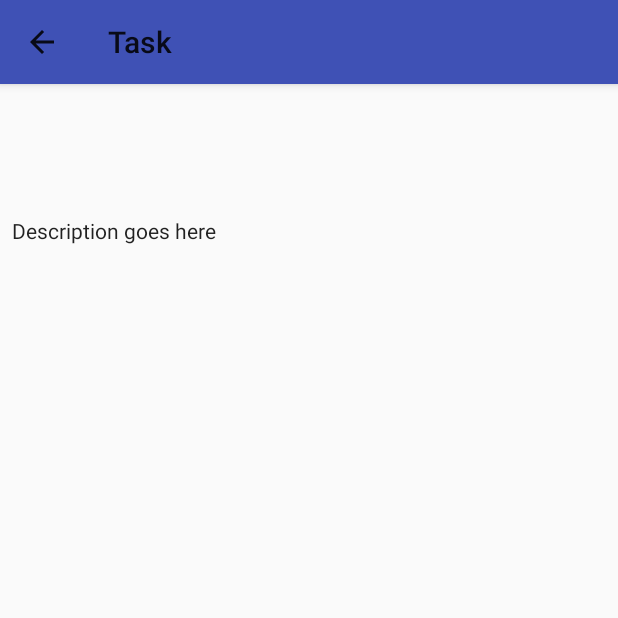
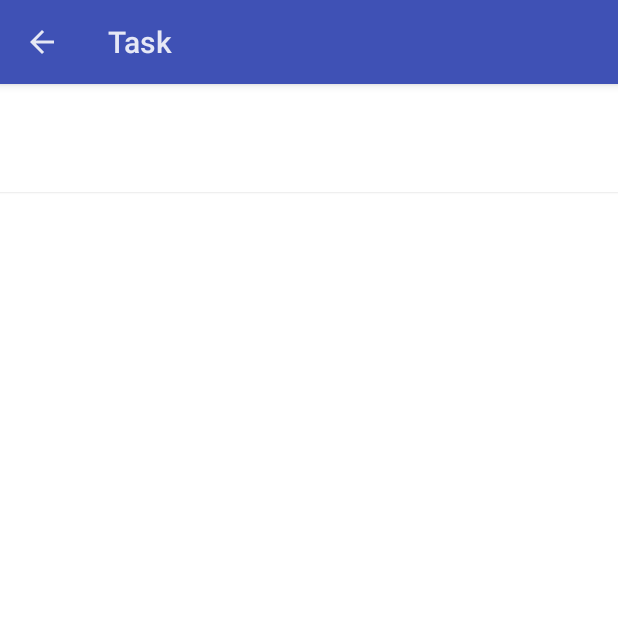
Before and after one commit to CMPUT301W18T18/werkify, an Android app: the ViewTaskActivity screen opened directly, with no data from a screen before it, on a phone screen of 412 x 824 dp, the top half of it. Run offline under Robolectric (Android 15) with nearby library versions, the phone set to English and light mode, and no system bars; 7 statements that could not run were skipped.

Commit message:
factor ViewTaskActivity layout

```diff
--- a/wrkify/app/src/main/res/layout/activity_view_task.xml
+++ b/wrkify/app/src/main/res/layout/activity_view_task.xml
@@ -23,6 +23,7 @@
     android:layout_width="match_parent"
     android:layout_height="match_parent"
     android:orientation="vertical"
+    android:background="@android:color/background_light"
     tools:context="ca.ualberta.cs.wrkify.ViewTaskActivity">
 
     <ScrollView
@@ -30,6 +31,7 @@
         android:layout_width="match_parent"
         android:layout_height="0dp"
         android:layout_weight="1"
+        android:background="@android:color/background_light"
         app:layout_constraintBottom_toTopOf="@+id/taskViewBottomSheetFrame"
         app:layout_constraintEnd_toEndOf="parent"
         app:layout_constraintStart_toStartOf="parent"
@@ -38,21 +40,24 @@
         <LinearLayout
             android:layout_width="match_parent"
             android:layout_height="wrap_content"
-            android:orientation="vertical">
+            android:orientation="vertical"
+            android:background="@android:color/background_light" >
 
             <android.support.constraint.ConstraintLayout
                 android:layout_width="match_parent"
                 android:layout_height="wrap_content"
-                android:layout_marginBottom="8dp"
-                android:layout_marginStart="12dp"
-                android:layout_marginTop="12dp">
+                android:background="@android:color/background_light"
+                android:elevation="1dp" >
 
                 <TextView
                     android:id="@+id/taskViewTitle"
                     android:layout_width="wrap_content"
                     android:layout_height="wrap_content"
-                    android:text="Task title"
+                    android:layout_marginTop="12dp"
+                    android:layout_marginStart="12dp"
+                    tools:text="Task title"
                     android:textAppearance="@android:style/TextAppearance.Material.Headline"
+                    app:layout_constraintTop_toTopOf="parent"
                     app:layout_constraintLeft_toRightOf="parent" />
 
                 <view
@@ -60,12 +65,16 @@
                     class="ca.ualberta.cs.wrkify.UserView"
                     android:layout_width="wrap_content"
                     android:layout_height="wrap_content"
+                    android:layout_marginStart="12dp"
+                    android:layout_marginBottom="8dp"
                     app:layout_constraintLeft_toRightOf="parent"
-                    app:layout_constraintTop_toBottomOf="@+id/taskViewTitle" />
+                    app:layout_constraintTop_toBottomOf="@+id/taskViewTitle"
+                    app:layout_constraintBottom_toBottomOf="parent" />
 
             </android.support.constraint.ConstraintLayout>
 
             <TextView
+                android:background="@android:color/background_light"
                 android:id="@+id/taskViewDescription"
                 style="@android:style/TextAppearance.Material.Body1"
                 android:layout_width="match_parent"
@@ -74,13 +83,7 @@
                 android:layout_marginLeft="8dp"
                 android:layout_marginRight="8dp"
                 android:layout_marginTop="16dp"
-                android:text="Description goes here" />
-
+                tools:text="Description goes here" />
         </LinearLayout>
     </ScrollView>
-    <FrameLayout
-        android:id="@+id/taskViewBottomSheetFrame"
-        android:layout_width="match_parent"
-        android:layout_height="wrap_content">
-    </FrameLayout>
 </LinearLayout>
--- a/wrkify/app/src/main/res/layout/activity_view_task_bottom_sheet_assigned.xml
+++ b/wrkify/app/src/main/res/layout/activity_view_task_bottom_sheet_assigned.xml
@@ -26,13 +26,13 @@
         style="@style/Widget.AppCompat.Button.Borderless"
         android:layout_width="match_parent"
         android:layout_height="wrap_content"
-        android:text="Mark task as done" />
+        android:text="@string/view_task_mark_done" />
 
     <Button
         android:id="@+id/taskViewBottomSheetButtonDeassign"
         style="@style/Widget.AppCompat.Button.Borderless"
         android:layout_width="match_parent"
         android:layout_height="wrap_content"
-        android:text="Deassign task"
+        android:text="@string/view_task_deassign"
         android:layout_marginBottom="8dp" />
 </LinearLayout>
--- a/wrkify/app/src/main/res/layout/activity_view_task_bottom_sheet_bid.xml
+++ b/wrkify/app/src/main/res/layout/activity_view_task_bottom_sheet_bid.xml
@@ -26,7 +26,7 @@
         android:id="@+id/taskViewBottomSheetBidFieldLabel"
         android:layout_width="wrap_content"
         android:layout_height="wrap_content"
-        android:text="Your bid"
+        android:text="@string/view_task_enter_bid_label"
         app:layout_constraintBottom_toTopOf="@id/taskViewBottomSheetBidField"
         app:layout_constraintLeft_toLeftOf="parent"
         android:layout_marginStart="18dp"
@@ -46,7 +46,7 @@
     <Button
         android:layout_width="wrap_content"
         android:layout_height="wrap_content"
-        android:text="Place bid"
+        android:text="@string/view_task_place_bid"
         app:layout_constraintRight_toRightOf="parent"
         android:layout_marginEnd="4dp"
         app:layout_constraintBaseline_toBaselineOf="@id/taskViewBottomSheetBidField"/>
--- a/wrkify/app/src/main/res/values/strings.xml
+++ b/wrkify/app/src/main/res/values/strings.xml
@@ -1,3 +1,8 @@
 <resources>
     <string name="app_name">wrkify</string>
+    <string name="bottom_sheet_toggle_description">Show/hide controls</string>
+    <string name="view_task_mark_done">Mark task as done</string>
+    <string name="view_task_deassign">Deassign task</string>
+    <string name="view_task_enter_bid_label">Your bid</string>
+    <string name="view_task_place_bid">Place bid</string>
 </resources>
--- a/wrkify/app/src/main/res/values/styles.xml
+++ b/wrkify/app/src/main/res/values/styles.xml
@@ -1,7 +1,7 @@
 <resources>
 
     <!-- Base application theme. -->
-    <style name="AppTheme" parent="android:Theme.Material.Light">
+    <style name="AppTheme" parent="android:Theme.Material.Light.DarkActionBar">
         <!-- Customize your theme here. -->
         <item name="colorPrimary">@color/colorPrimary</item>
         <item name="colorPrimaryDark">@color/colorPrimaryDark</item>
```
Also changed, not shown: wrkify/app/src/main/java/ca/ualberta/cs/wrkify/ViewTaskBottomSheet.java (+5 -6 lines), wrkify/app/src/main/res/layout/activity_view_task_bottom_sheet.xml (+13 -2 lines).
